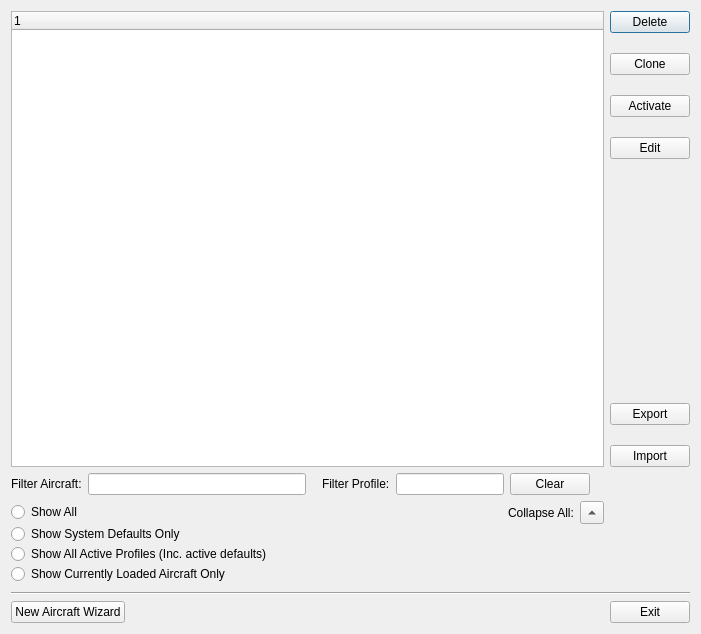
Before: the Qt Designer form SM/profile_manager.ui in walmis/VPforce-TelemFFB, drawn with Qt 5.
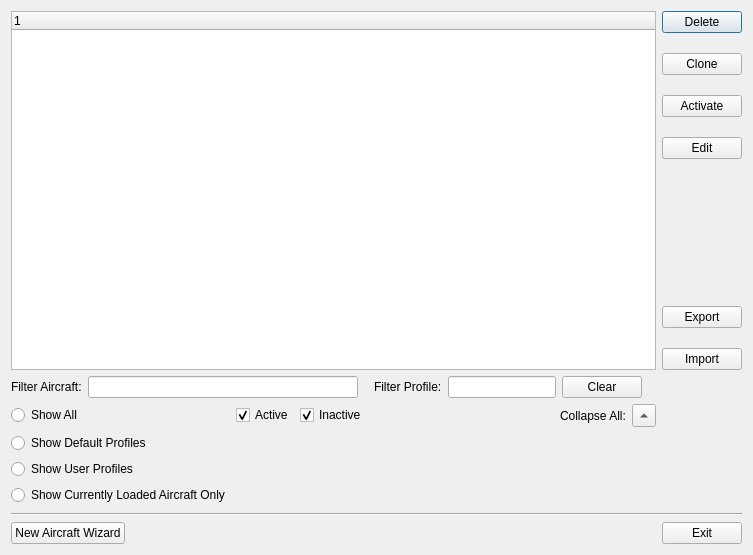
After: the same form once the commit is applied. Custom widgets are drawn as their Qt base class.

Commit message: streamline profile manager filtering logic (legacy methods left for now)

```diff
--- a/SM/profile_manager.ui
+++ b/SM/profile_manager.ui
@@ -6,15 +6,15 @@
    <rect>
     <x>0</x>
     <y>0</y>
-    <width>701</width>
-    <height>634</height>
+    <width>753</width>
+    <height>555</height>
    </rect>
   </property>
   <property name="windowTitle">
    <string>TelemFFB Profile Manager</string>
   </property>
   <layout class="QGridLayout" name="gridLayout_2">
-   <item row="0" column="0">
+   <item row="0" column="0" colspan="2">
     <widget class="QTreeWidget" name="treeWidget">
      <property name="minimumSize">
       <size>
@@ -29,7 +29,7 @@
      </column>
     </widget>
    </item>
-   <item row="0" column="1">
+   <item row="0" column="2">
     <layout class="QVBoxLayout" name="verticalLayout">
      <property name="spacing">
       <number>20</number>
@@ -133,7 +133,7 @@
      </item>
     </layout>
    </item>
-   <item row="1" column="0">
+   <item row="1" column="0" colspan="2">
     <layout class="QHBoxLayout" name="horizontalLayout">
      <property name="rightMargin">
       <number>14</number>
@@ -197,11 +197,8 @@
      </item>
     </layout>
    </item>
-   <item row="2" column="0">
+   <item row="2" column="0" colspan="2">
     <layout class="QGridLayout" name="gridLayout">
-     <property name="verticalSpacing">
-      <number>0</number>
-     </property>
      <item row="0" column="0">
       <widget class="QRadioButton" name="rb_showAll">
        <property name="text">
@@ -212,27 +209,51 @@
        </attribute>
       </widget>
      </item>
-     <item row="0" column="1" colspan="3">
+     <item row="0" column="1">
+      <layout class="QHBoxLayout" name="horizontalLayout_3">
+       <item>
+        <widget class="QCheckBox" name="cb_active">
+         <property name="text">
+          <string>Active</string>
+         </property>
+         <property name="checked">
+          <bool>true</bool>
+         </property>
+        </widget>
+       </item>
+       <item>
+        <widget class="QCheckBox" name="cb_inactive">
+         <property name="text">
+          <string>Inactive</string>
+         </property>
+         <property name="checked">
+          <bool>true</bool>
+         </property>
+        </widget>
+       </item>
+      </layout>
+     </item>
+     <item row="0" column="2">
       <spacer name="horizontalSpacer_5">
        <property name="orientation">
         <enum>Qt::Horizontal</enum>
        </property>
        <property name="sizeHint" stdset="0">
         <size>
-         <width>218</width>
-         <height>20</height>
+         <width>80</width>
+         <height>19</height>
         </size>
        </property>
       </spacer>
      </item>
-     <item row="0" column="4">
+     <item row="0" column="3">
       <widget class="QLabel" name="lb_expandButton">
        <property name="text">
         <string>Collapse All:</string>
        </property>
       </widget>
      </item>
-     <item row="0" column="5">
+     <item row="0" column="4">
       <widget class="QToolButton" name="pb_expandButton">
        <property name="text">
         <string>Collapse All</string>
@@ -245,33 +266,20 @@
        </property>
       </widget>
      </item>
-     <item row="1" column="0" colspan="2">
+     <item row="1" column="0">
       <widget class="QRadioButton" name="rb_showDefaults">
        <property name="text">
-        <string>Show System Defaults Only</string>
+        <string>Show Default Profiles</string>
        </property>
        <attribute name="buttonGroup">
         <string notr="true">filterButtonGroup</string>
        </attribute>
       </widget>
      </item>
-     <item row="1" column="2" colspan="2">
-      <spacer name="horizontalSpacer_2">
-       <property name="orientation">
-        <enum>Qt::Horizontal</enum>
-       </property>
-       <property name="sizeHint" stdset="0">
-        <size>
-         <width>40</width>
-         <height>20</height>
-        </size>
-       </property>
-      </spacer>
-     </item>
-     <item row="2" column="0" colspan="3">
-      <widget class="QRadioButton" name="rb_filterActive">
+     <item row="2" column="0">
+      <widget class="QRadioButton" name="rb_showUser">
        <property name="text">
-        <string>Show All Active Profiles (Inc. active defaults)</string>
+        <string>Show User Profiles</string>
        </property>
        <property name="checked">
         <bool>false</bool>
@@ -281,21 +289,8 @@
        </attribute>
       </widget>
      </item>
-     <item row="2" column="3">
-      <spacer name="horizontalSpacer_3">
-       <property name="orientation">
-        <enum>Qt::Horizontal</enum>
-       </property>
-       <property name="sizeHint" stdset="0">
-        <size>
-         <width>40</width>
-         <height>20</height>
-        </size>
-       </property>
-      </spacer>
-     </item>
-     <item row="3" column="0" colspan="2">
-      <widget class="QRadioButton" name="rb_filterCurrentAircraft">
+     <item row="3" column="0">
+      <widget class="QRadioButton" name="rb_showCurrentAircraft">
        <property name="text">
         <string>Show Currently Loaded Aircraft Only</string>
        </property>
@@ -304,14 +299,40 @@
        </attribute>
       </widget>
      </item>
-     <item row="3" column="2" colspan="2">
+     <item row="1" column="1" colspan="4">
+      <spacer name="horizontalSpacer_2">
+       <property name="orientation">
+        <enum>Qt::Horizontal</enum>
+       </property>
+       <property name="sizeHint" stdset="0">
+        <size>
+         <width>38</width>
+         <height>20</height>
+        </size>
+       </property>
+      </spacer>
+     </item>
+     <item row="2" column="1" colspan="4">
+      <spacer name="horizontalSpacer_3">
+       <property name="orientation">
+        <enum>Qt::Horizontal</enum>
+       </property>
+       <property name="sizeHint" stdset="0">
+        <size>
+         <width>38</width>
+         <height>20</height>
+        </size>
+       </property>
+      </spacer>
+     </item>
+     <item row="3" column="1" colspan="4">
       <spacer name="horizontalSpacer_4">
        <property name="orientation">
         <enum>Qt::Horizontal</enum>
        </property>
        <property name="sizeHint" stdset="0">
         <size>
-         <width>40</width>
+         <width>38</width>
          <height>20</height>
         </size>
        </property>
@@ -319,7 +340,7 @@
      </item>
     </layout>
    </item>
-   <item row="3" column="0">
+   <item row="3" column="1">
     <spacer name="verticalSpacer">
      <property name="orientation">
       <enum>Qt::Vertical</enum>
@@ -335,14 +356,14 @@
      </property>
     </spacer>
    </item>
-   <item row="4" column="0" colspan="2">
+   <item row="4" column="0" colspan="3">
     <widget class="Line" name="line">
      <property name="orientation">
       <enum>Qt::Horizontal</enum>
      </property>
     </widget>
    </item>
-   <item row="5" column="0" colspan="2">
+   <item row="5" column="0" colspan="3">
     <layout class="QHBoxLayout" name="horizontalLayout_2">
      <item>
       <widget class="QPushButton" name="pb_newAircraft">
```
The commit also changes 3 other files.
